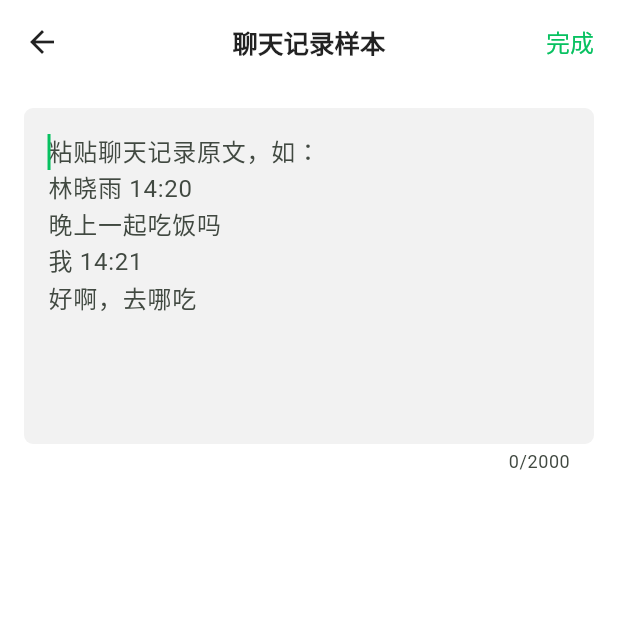
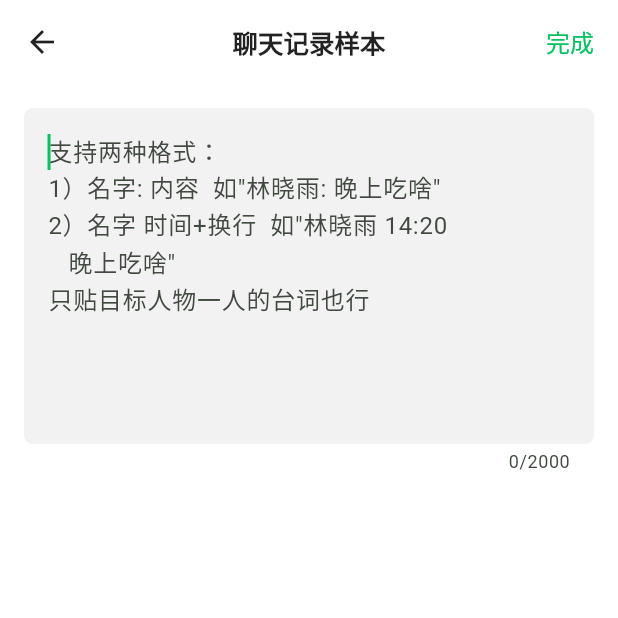
Before and after one commit to 1628755394/WeCheat, a Flutter app: the AiSettingsPage screen opened directly with empty values, after a tap on "聊天记录样本", on a phone screen of 412 x 824 dp, the top half of it. Run offline on Flutter 3.47's test engine with Material 3 defaults, Android fonts, the phone set to English and light mode, and no system bars; our stand-ins replace camera, flutter_riverpod, flutter_tts, go_router, hive_flutter, image_picker and 1 more; accounts and stored records are empty.

Commit message:
无发言人标记的聊天记录改作发言示例兜底并放宽到1500字
Generated with [Devin](https://devin.ai)

Co-Authored-By: Devin <158243242+devin-ai-integration[bot]@users.noreply.github.com>

```diff
--- a/lib/features/chat/ai_settings_page.dart
+++ b/lib/features/chat/ai_settings_page.dart
@@ -121,7 +121,7 @@ class AiSettingsPage extends ConsumerWidget {
               title: const Text('聊天记录样本', style: TextStyle(fontSize: 16)),
               subtitle: Text(
                 profile.chatLog.isEmpty
-                    ? '粘贴导出的聊天记录，如微信/QQ导出的对话文本'
+                    ? '带发言人名字的记录会解析成真实对话，效果更好'
                     : profile.chatLog,
                 maxLines: 2,
                 overflow: TextOverflow.ellipsis,
@@ -134,7 +134,7 @@ class AiSettingsPage extends ConsumerWidget {
                 context,
                 title: '聊天记录样本',
                 initial: profile.chatLog,
-                hint: '粘贴聊天记录原文，如：\n林晓雨 14:20\n晚上一起吃饭吗\n我 14:21\n好啊，去哪吃',
+                hint: '支持两种格式：\n1）名字: 内容  如"林晓雨: 晚上吃啥"\n2）名字 时间+换行  如"林晓雨 14:20\n   晚上吃啥"\n只贴目标人物一人的台词也行',
                 onSave: notifier.setChatLog,
               ),
             ),
--- a/lib/services/ai_prompt.dart
+++ b/lib/services/ai_prompt.dart
@@ -34,10 +34,10 @@ String buildAiSystemPrompt(
     }
   }
 
-  // 聊天记录原文兜底：解析不出对话轮次时仍作为风格参考塞进 prompt
+  // 聊天记录原文兜底：解析不出对话轮次时仍作为发言示例塞进 prompt
   if (profile.chatLog.isNotEmpty && !styleInHistory) {
     buf.write(
-        '\n\n【风格参考】以下是该角色的真实聊天记录，请模仿其说话语气、用词和标点习惯：\n${_truncate(profile.chatLog, 600)}');
+        '\n\n【说话风格示例】以下是该角色说过的话，请模仿其语气、用词和标点习惯：\n${_truncate(profile.chatLog, 1500)}');
   }
 
   return buf.toString();
```
Also changed, not shown: 1 other file.
